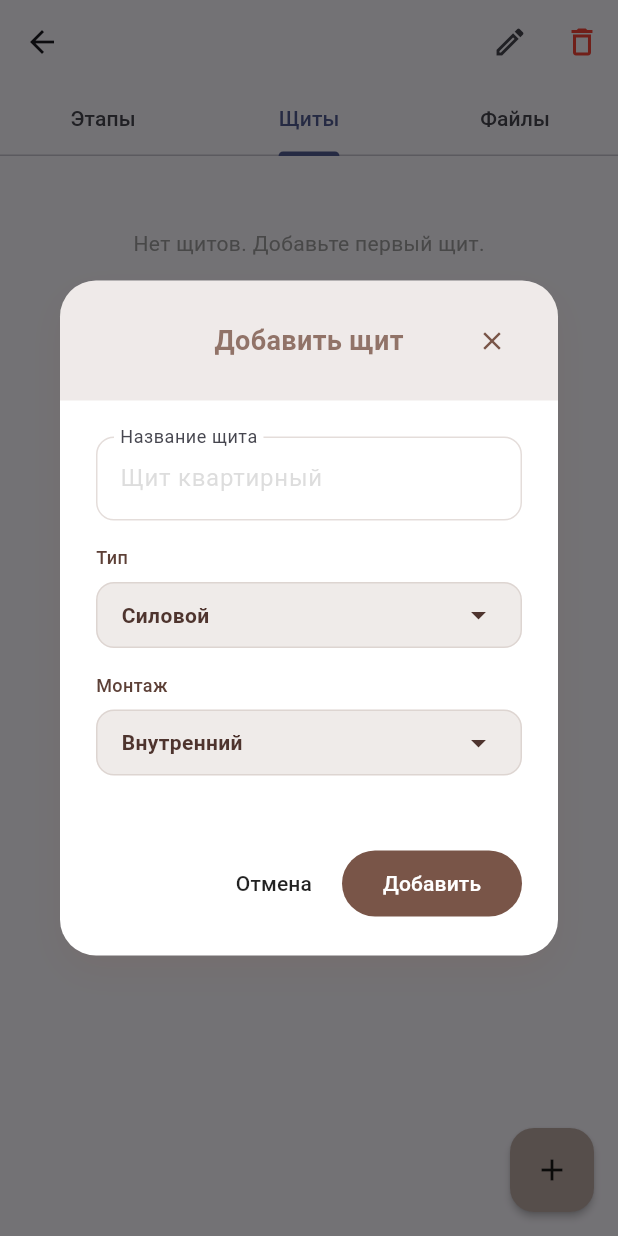
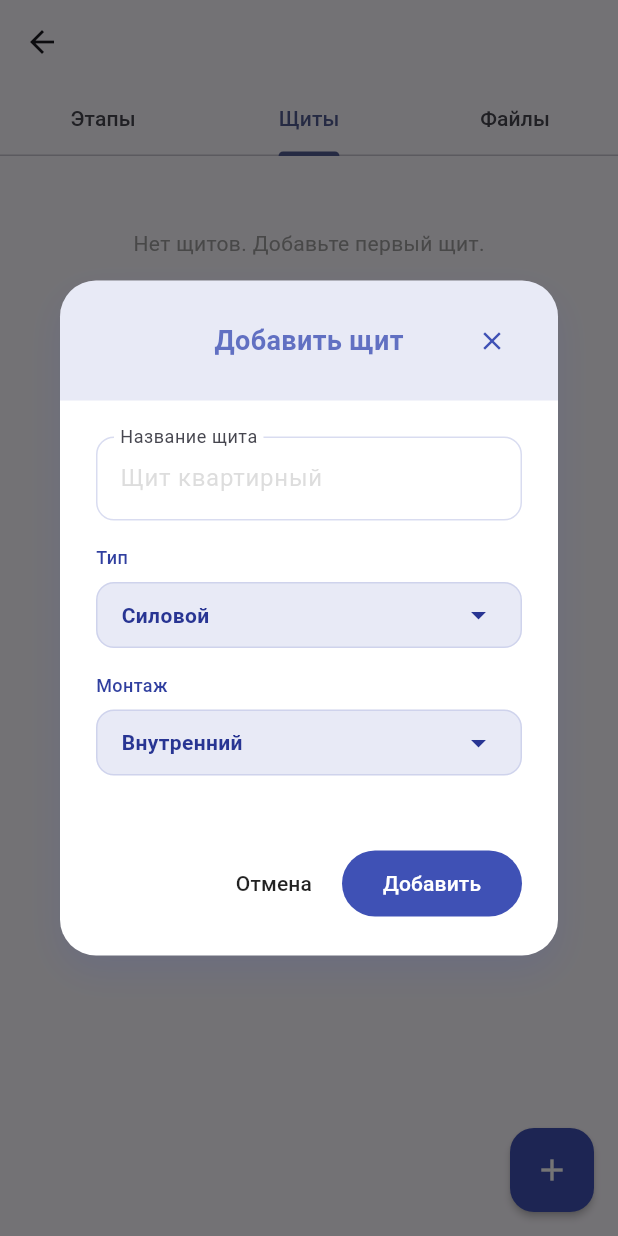
Before and after one commit to Coolchel/my-work-crm, a Flutter app: the _ProjectDetailContent screen opened directly with empty values, tab 2 chosen, after a tap on the "add" icon, on a phone screen of 412 x 824 dp. Run offline on Flutter 3.47's test engine with Material 3 defaults, Android fonts, the phone set to English and light mode, and no system bars; our stand-ins replace dio, file_picker, fl_chart, flutter_riverpod, freezed_annotation, open_filex and 5 more; generated files the repository leaves out were written again; network calls fail.

Commit message:
Мекие изменения интерфейса

```diff
--- a/frontend/smart_electric_crm/lib/src/features/projects/presentation/dialogs/engineering/add_shield_dialog.dart
+++ b/frontend/smart_electric_crm/lib/src/features/projects/presentation/dialogs/engineering/add_shield_dialog.dart
@@ -18,7 +18,7 @@ class _AddShieldDialogState extends State<AddShieldDialog> {
 
   @override
   Widget build(BuildContext context) {
-    const themeColor = Colors.brown;
+    const themeColor = Colors.indigo;
 
     return Theme(
       data: Theme.of(context).copyWith(
@@ -131,7 +131,7 @@ class _AddShieldDialogState extends State<AddShieldDialog> {
                             style: TextStyle(
                               fontSize: 12,
                               fontWeight: FontWeight.w500,
-                              color: Colors.brown.shade700,
+                              color: Colors.indigo.shade700,
                             ),
                           ),
                         ),
@@ -145,12 +145,13 @@ class _AddShieldDialogState extends State<AddShieldDialog> {
                               child: Container(
                                 padding:
                                     const EdgeInsets.symmetric(horizontal: 16),
-                                child: const Row(
+                                child: Row(
                                   children: [
                                     Icon(Icons.bolt,
-                                        color: Color(0xFFF57C00), size: 20),
-                                    SizedBox(width: 12),
-                                    Text('Силовой',
+                                        color: Colors.indigo.shade400,
+                                        size: 20),
+                                    const SizedBox(width: 12),
+                                    const Text('Силовой',
                                         style: TextStyle(fontSize: 13)),
                                   ],
                                 ),
@@ -164,12 +165,13 @@ class _AddShieldDialogState extends State<AddShieldDialog> {
                               child: Container(
                                 padding:
                                     const EdgeInsets.symmetric(horizontal: 16),
-                                child: const Row(
+                                child: Row(
                                   children: [
                                     Icon(Icons.router,
-                                        color: Color(0xFF00796B), size: 20),
-                                    SizedBox(width: 12),
-                                    Text('Слаботочка',
+                                        color: Colors.indigo.shade400,
+                                        size: 20),
+                                    const SizedBox(width: 12),
+                                    const Text('Слаботочка',
                                         style: TextStyle(fontSize: 13)),
                                   ],
                                 ),
@@ -183,12 +185,14 @@ class _AddShieldDialogState extends State<AddShieldDialog> {
                               child: Container(
                                 padding:
                                     const EdgeInsets.symmetric(horizontal: 16),
-                                child: const Row(
+                                child: Row(
                                   children: [
                                     Icon(Icons.lightbulb,
-                                        color: Color(0xFF7B1FA2), size: 20),
-                                    SizedBox(width: 12),
-                                    Text('LED', style: TextStyle(fontSize: 13)),
+                                        color: Colors.indigo.shade400,
+                                        size: 20),
+                                    const SizedBox(width: 12),
+                                    const Text('LED',
+                                        style: TextStyle(fontSize: 13)),
                                   ],
                                 ),
                               ),
@@ -210,7 +214,7 @@ class _AddShieldDialogState extends State<AddShieldDialog> {
                             style: TextStyle(
                               fontSize: 12,
                               fontWeight: FontWeight.w500,
-                              color: Colors.brown.shade700,
+                              color: Colors.indigo.shade700,
                             ),
                           ),
                         ),
@@ -224,12 +228,13 @@ class _AddShieldDialogState extends State<AddShieldDialog> {
                               child: Container(
                                 padding:
                                     const EdgeInsets.symmetric(horizontal: 16),
-                                child: const Row(
+                                child: Row(
                                   children: [
                                     Icon(Icons.door_front_door,
-                                        color: Color(0xFF5D4037), size: 20),
-                                    SizedBox(width: 12),
-                                    Text('Внутренний',
+                                        color: Colors.indigo.shade400,
+                                        size: 20),
+                                    const SizedBox(width: 12),
+                                    const Text('Внутренний',
                                         style: TextStyle(fontSize: 13)),
                                   ],
                                 ),
@@ -243,12 +248,13 @@ class _AddShieldDialogState extends State<AddShieldDialog> {
                               child: Container(
                                 padding:
                                     const EdgeInsets.symmetric(horizontal: 16),
-                                child: const Row(
+                                child: Row(
                                   children: [
                                     Icon(Icons.apartment,
-                                        color: Color(0xFF5D4037), size: 20),
-                                    SizedBox(width: 12),
-                                    Text('Наружный',
+                                        color: Colors.indigo.shade400,
+                                        size: 20),
+                                    const SizedBox(width: 12),
+                                    const Text('Наружный',
                                         style: TextStyle(fontSize: 13)),
                                   ],
                                 ),
@@ -347,8 +353,8 @@ class _AddShieldDialogState extends State<AddShieldDialog> {
 
   Widget _buildPopupBtn(String label, List<PopupMenuEntry<String>> items,
       ValueChanged<String> onSelected) {
-    const bg = Colors.brown;
-    const fieldColor = Color(0xFFEFEBE9); // brown.shade50 with more opacity
+    const bg = Colors.indigo;
+    final fieldColor = Colors.indigo.shade50;
 
     return LayoutBuilder(
       builder: (context, constraints) {
--- a/frontend/smart_electric_crm/lib/src/features/projects/presentation/screens/engineering_tab.dart
+++ b/frontend/smart_electric_crm/lib/src/features/projects/presentation/screens/engineering_tab.dart
@@ -26,8 +26,8 @@ class EngineeringTab extends ConsumerWidget {
           heroTag: 'add_shield_fab',
           onPressed: () =>
               _showAddShieldDialog(context, ref, project.id.toString()),
-          backgroundColor: Colors.brown.shade200,
-          foregroundColor: Colors.black87,
+          backgroundColor: Colors.indigo,
+          foregroundColor: Colors.white,
           elevation: 2,
           tooltip: null, // Disable built-in tooltip
           child: const Icon(Icons.add),
--- a/frontend/smart_electric_crm/lib/src/features/projects/presentation/screens/project_detail_screen.dart
+++ b/frontend/smart_electric_crm/lib/src/features/projects/presentation/screens/project_detail_screen.dart
@@ -2,7 +2,6 @@ import 'package:flutter/material.dart';
 import 'package:flutter_riverpod/flutter_riverpod.dart';
 import '../providers/project_providers.dart';
 import '../../data/models/project_model.dart';
-import 'add_project_screen.dart';
 import 'engineering_tab.dart';
 import 'estimate_screen.dart';
 import 'file_viewer_screen.dart';
@@ -74,18 +73,6 @@ class _ProjectDetailContent extends ConsumerWidget {
               Tab(text: "Файлы"),
             ],
           ),
-          actions: [
-            IconButton(
-              icon: const Icon(Icons.edit_outlined),
-              tooltip: 'Редактировать',
-              onPressed: () => _editProject(context),
-            ),
-            IconButton(
-              icon: const Icon(Icons.delete_outline, color: Colors.red),
-              tooltip: 'Удалить',
-              onPressed: () => _deleteProject(context, ref),
-            ),
-          ],
         ),
         body: TabBarView(
           children: [
@@ -96,57 +83,6 @@ class _ProjectDetailContent extends ConsumerWidget {
         ),
       ),
     );
-  }
-
-  void _editProject(BuildContext context) {
-    Navigator.push(
-      context,
-      MaterialPageRoute(
-        builder: (context) => AddProjectScreen(project: project),
-      ),
-    );
-  }
-
-  Future<void> _deleteProject(BuildContext context, WidgetRef ref) async {
-    final confirm = await showDialog<bool>(
-      context: context,
-      builder: (context) => AlertDialog(
-        title: const Text('Удаление проекта'),
-        content: const Text('Вы уверены, что хотите удалить этот проект?'),
-        actions: [
-          TextButton(
-            onPressed: () => Navigator.pop(context, false),
-            child: const Text('Отмена'),
-          ),
-          TextButton(
-            onPressed: () => Navigator.pop(context, true),
-            style: TextButton.styleFrom(foregroundColor: Colors.red),
-            child: const Text('Удалить'),
-          ),
-        ],
-      ),
-    );
-
-    if (confirm == true) {
-      try {
-        await ref
-            .read(projectListProvider.notifier)
-            .deleteProject(project.id.toString());
-
-        if (context.mounted) {
-          Navigator.pop(context);
-          ScaffoldMessenger.of(context).showSnackBar(
-            const SnackBar(content: Text('Проект удален')),
-          );
-        }
-      } catch (e) {
-        if (context.mounted) {
-          ScaffoldMessenger.of(context).showSnackBar(
-            SnackBar(content: Text('Не удалось удалить: $e')),
-          );
-        }
-      }
-    }
   }
 }
 
@@ -205,6 +141,17 @@ class _StagesTab extends ConsumerWidget {
         child: Column(
           crossAxisAlignment: CrossAxisAlignment.start,
           children: [
+            // Header "OBJECT"
+            Padding(
+              padding: const EdgeInsets.only(left: 4, bottom: 8),
+              child: Text(
+                'Объект',
+                style: Theme.of(context).textTheme.headlineSmall?.copyWith(
+                      fontWeight: FontWeight.bold,
+                      color: Colors.grey.shade800,
+                    ),
+              ),
+            ),
             // Premium Project Info Header
             Container(
               decoration: BoxDecoration(
@@ -227,7 +174,7 @@ class _StagesTab extends ConsumerWidget {
                     left: 0,
                     top: 0,
                     bottom: 0,
-                    width: 6,
+                    width: 5,
                     child: Container(color: Colors.indigo),
                   ),
                   Padding(
@@ -281,7 +228,15 @@ class _StagesTab extends ConsumerWidget {
                           child: Divider(height: 1, thickness: 1),
                         ),
                         // Row for secondary Info (Divided into 3 centered blocks)
-                        Row(
+                        // Row for secondary Info (Minimalist Strip Variant)
+                        Container(
+                          padding: const EdgeInsets.symmetric(vertical: 12),
+                          decoration: BoxDecoration(
+                            color: Colors.grey.shade50,
+                            borderRadius: BorderRadius.circular(12),
+                            border: Border.all(color: Colors.grey.shade100),
+                          ),
+                          child: Row(
                             children: [
                               Expanded(
                                 child: _HeaderInfoItem(
@@ -289,33 +244,34 @@ class _StagesTab extends ConsumerWidget {
                                   label: 'ДОМОФОН',
                                   value: project.intercomCode.isNotEmpty
                                       ? project.intercomCode
-                                    : 'Не указан',
+                                      : '—',
                                   color: Colors.amber.shade700,
                                 ),
                               ),
-                            _buildDivider(),
+                              _buildHorizontalDivider(),
                               Expanded(
                                 child: _HeaderInfoItem(
                                   icon: Icons.person_outline,
                                   label: 'ЗАКАЗЧИК',
                                   value: project.clientInfo.isNotEmpty
                                       ? project.clientInfo
-                                    : 'Не указан',
+                                      : '—',
                                   color: Colors.blue.shade600,
                                 ),
                               ),
-                            _buildDivider(),
+                              _buildHorizontalDivider(),
                               Expanded(
                                 child: _HeaderInfoItem(
                                   icon: Icons.info_outline,
                                   label: 'ИСТОЧНИК',
                                   value: project.source.isNotEmpty
                                       ? project.source
-                                    : 'Не указан',
-                                color: Colors.teal.shade600,
+                                      : '—',
+                                  color: Colors.teal.shade700,
                                 ),
                               ),
                             ],
+                          ),
                         ),
                       ],
                     ),
@@ -377,15 +333,6 @@ class _StagesTab extends ConsumerWidget {
     );
   }
 
-  Widget _buildDivider() {
-    return Container(
-      height: 32,
-      width: 1,
-      color: Colors.grey.shade100,
-      margin: const EdgeInsets.symmetric(horizontal: 4),
-    );
-  }
-
   // Helpers (Duplicated for now, should be moved to Utils or mixin)
 
   void _showAddStageDialog(BuildContext context, WidgetRef ref) {
@@ -397,6 +344,14 @@ class _StagesTab extends ConsumerWidget {
         projectId: project.id.toString(),
         existingStageKeys: existingKeys,
       ),
+    );
+  }
+
+  Widget _buildHorizontalDivider() {
+    return Container(
+      height: 24,
+      width: 1,
+      color: Colors.grey.shade200,
     );
   }
 }
@@ -654,7 +609,7 @@ class _FilesTab extends ConsumerWidget {
               _FileCategorySection(
                 title: "Проекты и схемы",
                 icon: Icons.architecture_rounded,
-                color: Colors.brown,
+                color: Colors.indigo,
                 category: "PROJECT",
                 files: project.files
                     .where((f) => f.category == "PROJECT")
@@ -666,7 +621,7 @@ class _FilesTab extends ConsumerWidget {
               _FileCategorySection(
                 title: "Реализация (Этапы 1-2)",
                 icon: Icons.construction_rounded,
-                color: Colors.brown,
+                color: Colors.indigo,
                 category: "WORK",
                 files:
                     project.files.where((f) => f.category == "WORK").toList(),
@@ -677,7 +632,7 @@ class _FilesTab extends ConsumerWidget {
               _FileCategorySection(
                 title: "Финишные фото",
                 icon: Icons.auto_awesome_rounded,
-                color: Colors.brown,
+                color: Colors.indigo,
                 category: "FINISH",
                 files:
                     project.files.where((f) => f.category == "FINISH").toList(),
@@ -719,7 +674,7 @@ class _FilesTab extends ConsumerWidget {
             confirmText: 'Закрыть',
             cancelText: '', // Скрываем кнопку отмены
             isDestructive: false,
-            themeColor: Colors.brown,
+            themeColor: Colors.indigo,
           ),
         );
       }
@@ -763,7 +718,7 @@ class _FilesTab extends ConsumerWidget {
               confirmText: 'Закрыть',
               cancelText: '',
               isDestructive: false,
-              themeColor: Colors.brown,
+              themeColor: Colors.indigo,
             ),
           );
         }
@@ -817,7 +772,7 @@ class _FilesTab extends ConsumerWidget {
             confirmText: 'Закрыть',
             cancelText: '',
             isDestructive: false,
-            themeColor: Colors.brown,
+            themeColor: Colors.indigo,
           ),
         );
       }
@@ -912,7 +867,7 @@ class _FileCardState extends ConsumerState<_FileCard> {
               ],
               border: Border.all(
                 color: _isHovered
-                    ? Colors.brown.withOpacity(0.2)
+                    ? Colors.indigo.withOpacity(0.1)
                     : Colors.grey.shade100,
               ),
             ),
@@ -974,7 +929,7 @@ class _FileCardState extends ConsumerState<_FileCard> {
                           fontSize: 10,
                           fontWeight: FontWeight.w700,
                           color: _isHovered
-                              ? Colors.brown.shade700
+                              ? Colors.indigo.shade700
                               : Colors.grey.shade800,
                         ),
                         textAlign: TextAlign.center,
@@ -1056,7 +1011,7 @@ class _FileCardState extends ConsumerState<_FileCard> {
         labelText: 'Новое имя',
         initialValue: nameWithoutExtension,
         confirmText: 'Сохранить',
-        themeColor: Colors.brown,
+        themeColor: Colors.indigo,
       ),
     );
 
@@ -1222,31 +1177,37 @@ class _HeaderInfoItem extends StatelessWidget {
   Widget build(BuildContext context) {
     return Column(
       crossAxisAlignment: CrossAxisAlignment.center,
+      mainAxisSize: MainAxisSize.min,
       children: [
         Row(
           mainAxisAlignment: MainAxisAlignment.center,
-          mainAxisSize: MainAxisSize.min,
           children: [
-            Icon(icon, size: 14, color: color.withOpacity(0.7)),
+            Icon(icon, size: 14, color: color),
             const SizedBox(width: 6),
             Text(
               label,
               style: TextStyle(
-                fontSize: 11,
-                fontWeight: FontWeight.w500,
+                fontSize: 10,
+                fontWeight: FontWeight.w700,
                 color: Colors.grey.shade500,
+                letterSpacing: 0.3,
               ),
             ),
           ],
         ),
-        const SizedBox(height: 2),
-        Text(
+        const SizedBox(height: 4),
+        Padding(
+          padding: const EdgeInsets.symmetric(horizontal: 4),
+          child: Text(
             value,
             textAlign: TextAlign.center,
+            maxLines: 1,
+            overflow: TextOverflow.ellipsis,
             style: TextStyle(
               fontSize: 14,
-            fontWeight: FontWeight.w600,
+              fontWeight: FontWeight.bold,
               color: Colors.grey.shade800,
+            ),
           ),
         ),
       ],
@@ -1319,7 +1280,7 @@ class _FileCategorySectionState extends State<_FileCategorySection> {
             bottom: 0,
             width: 5,
             child: Container(
-              color: widget.color.withOpacity(0.8),
+              color: widget.color,
             ),
           ),
 
@@ -1334,7 +1295,7 @@ class _FileCategorySectionState extends State<_FileCategorySection> {
                 child: Material(
                   color: _isHovered
                       ? widget.color.withOpacity(0.12) // Темнее при наведении
-                      : widget.color.withOpacity(0.05),
+                      : widget.color.withOpacity(0.08),
                   child: Row(
                     children: [
                       // Left interaction area: Expand/Collapse
--- a/frontend/smart_electric_crm/lib/src/features/projects/presentation/widgets/stages/stage_card.dart
+++ b/frontend/smart_electric_crm/lib/src/features/projects/presentation/widgets/stages/stage_card.dart
@@ -94,7 +94,7 @@ class _StageCardState extends State<StageCard> {
               children: [
                 // Accent Stripe
                 Container(
-                  width: 6,
+                  width: 5,
                   color: stageColor,
                 ),
                 // Content
```
Also changed, not shown: frontend/smart_electric_crm/lib/src/features/projects/presentation/dialogs/engineering/edit_shield_dialog.dart (+14 -12 lines), frontend/smart_electric_crm/lib/src/features/projects/presentation/screens/project_list_screen.dart (+91 -1 lines), frontend/smart_electric_crm/lib/src/features/projects/presentation/widgets/engineering/shield_card.dart (+14 -13 lines), 4 other files. Lines whose indentation alone changed are shown as unchanged.
